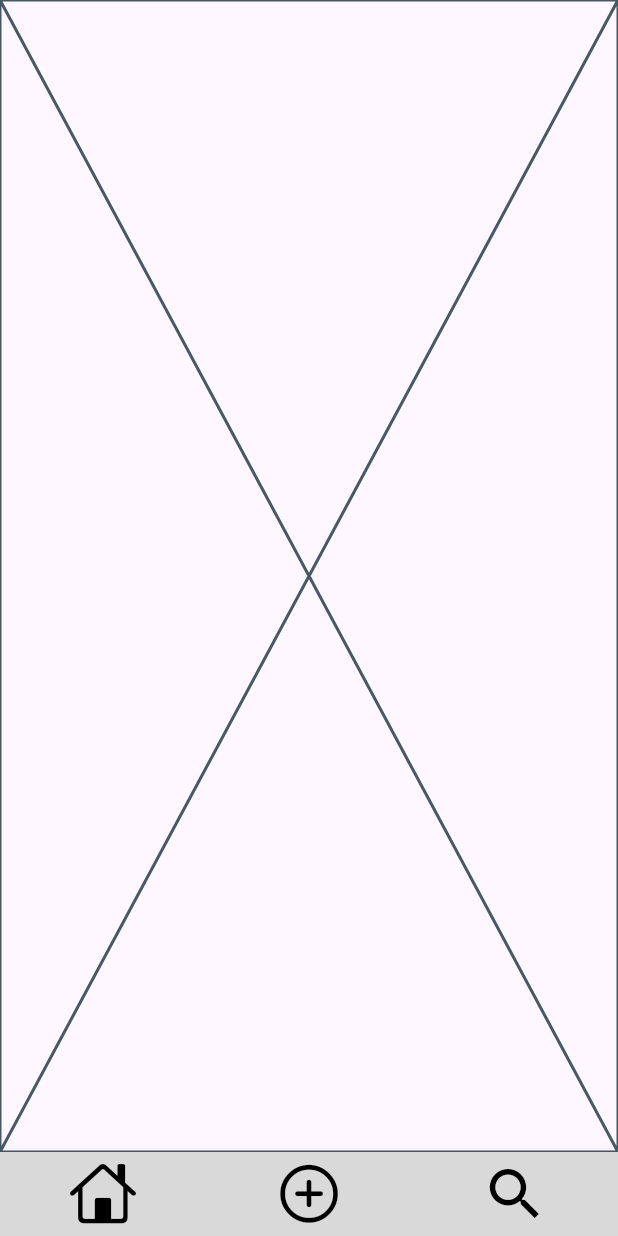
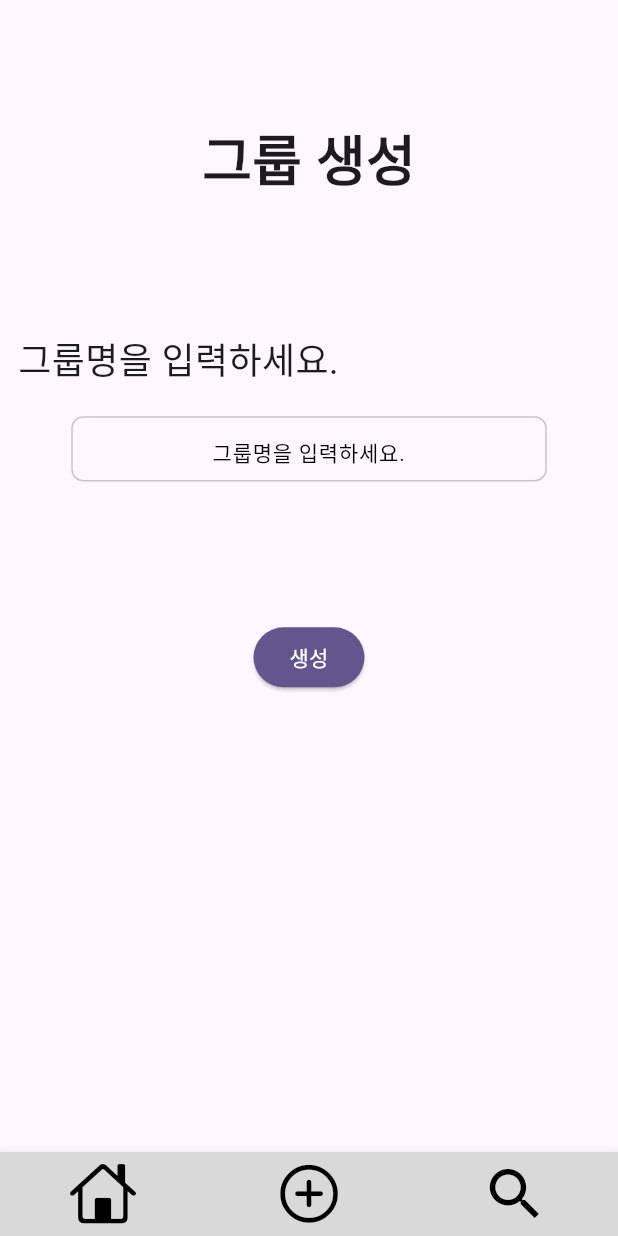
Before and after one commit to AIIA-GCU/VinTeum-FE, a Flutter app: the screen it shows after launch, item 2 of the bottom bar chosen, on a phone screen of 412 x 824 dp. Run offline on Flutter 3.47's test engine with Material 3 defaults, Android fonts, the phone set to English and light mode, and no system bars.

Commit message:
[feat] 그룹 생성
- 그룹 생성 페이지 추가

```diff
--- a/lib/Page/Make_Screen.dart
+++ b/lib/Page/Make_Screen.dart
@@ -1,10 +1,74 @@
 import 'package:flutter/material.dart';
+import 'package:vinteum/Common/color.dart';
+import 'package:vinteum/main.dart';
 
 class MakeScreen extends StatelessWidget {
   const MakeScreen({super.key});
 
   @override
   Widget build(BuildContext context) {
-    return const Placeholder();
+    return Container(
+      width: double.infinity,
+      height: double.infinity,
+      child: Column(
+        crossAxisAlignment: CrossAxisAlignment.center,
+        children: [
+          SizedBox(
+            height: ratio.height * 86,
+          ),
+          Text(
+            "그룹 생성",
+            style: TextStyle(fontSize: 36, fontWeight: FontWeight.bold),
+          ),
+          SizedBox(
+            height: ratio.height * 96,
+          ),
+          Row(
+            children: [
+              SizedBox(
+                width: ratio.width * 12,
+              ),
+              Text(
+                "그룹명을 입력하세요.",
+                style: TextStyle(fontSize: 24),
+              ),
+            ],
+          ),
+          SizedBox(
+            height: ratio.height * 21,
+          ),
+          Container(
+              width: ratio.width * 317,
+              height: ratio.height * 47,
+              decoration: BoxDecoration(
+                  border: Border.all(
+                      color: VinTeumColors.borderColor,
+                      width: 1
+                  ),
+                  borderRadius: BorderRadius.circular(8)
+              ),
+              child: TextField(
+                textAlign: TextAlign.center,
+                decoration: InputDecoration(
+                  border: InputBorder.none,
+                  hintText: "그룹명을 입력하세요.",
+                  hintStyle: TextStyle(color: Colors.black, fontSize: 14),
+                ),
+              )
+          ),
+          SizedBox(
+            height: ratio.height * 101,
+          ),
+          ElevatedButton(
+            style: ElevatedButton.styleFrom(
+                shape: RoundedRectangleBorder(
+                    borderRadius: BorderRadius.circular(20)),
+                backgroundColor: VinTeumColors.primaryColor),
+            onPressed: () {},
+            child: Text("생성", style: TextStyle(color: Colors.white)),
+          ),
+        ],
+      ),
+    );
   }
 }
```
